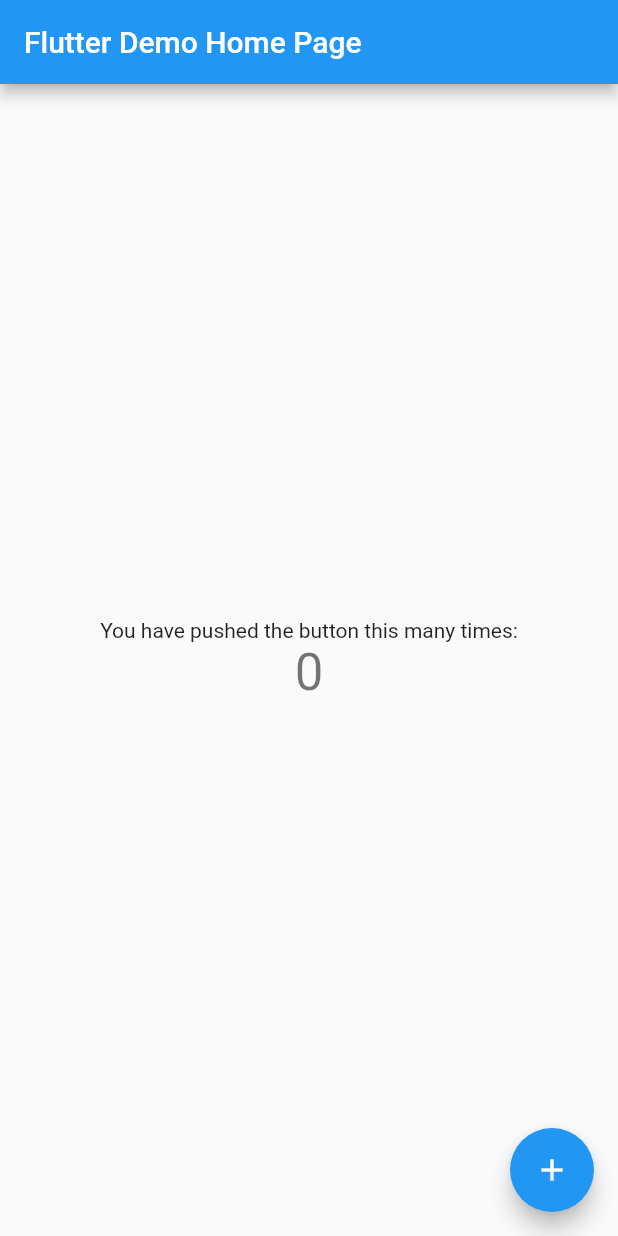
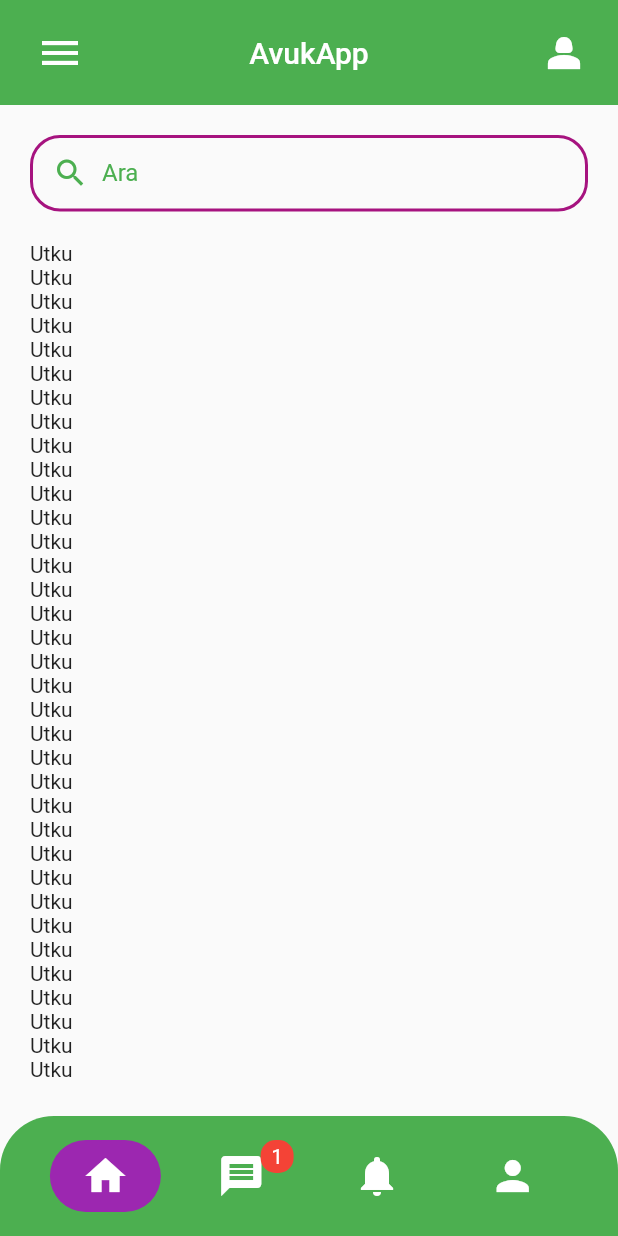
Before and after one commit to ismailkaracayir/Flutter-AvukApp, a Flutter app: the screen it shows after launch, on a phone screen of 412 x 824 dp. Run offline on Flutter 3.47's test engine with Material 2 defaults, Android fonts, the phone set to English and light mode, and no system bars.

Commit message:
Ana Sayfa
Ana sayfa için yönetim kodları hazırlandı

```diff
--- a/lib/main.dart
+++ b/lib/main.dart
@@ -1,4 +1,6 @@
 import 'package:flutter/material.dart';
+
+import 'screens/home/page_manager.dart';
 
 void main() {
   runApp(const MyApp());
@@ -11,7 +13,6 @@
   @override
   Widget build(BuildContext context) {
     return MaterialApp(
-
       title: 'Flutter Demo',
       theme: ThemeData(
         // This is the theme of your application.
@@ -25,7 +26,7 @@
         // is not restarted.
         primarySwatch: Colors.blue,
       ),
-      home: const MyHomePage(title: 'Flutter Demo Home Page'),
+      home: const MyPageManager(),
     );
   }
 }
--- /dev/null
+++ b/lib/screens/home/constant/my_constant.dart
@@ -0,0 +1,25 @@
+import 'package:flutter/material.dart';
+
+// ! const Color
+const kMyBackgroundColor = Colors.green;
+const kMyPrimaryColor = Color.fromARGB(255, 166, 19, 127);
+const kMyPrimaryTextColor = Color(0xFFD0BED4);
+const kMyPrimaryBlack = Color(0xFF0B0B11);
+
+// ! const Font Size
+
+const double kMyFontSizeSoLow = 15;
+const double kMyFontSizelow = 18;
+const double kMyFontSizeNormal = 22;
+const double kMyFontSizeHigh = 28;
+
+// ! const Page Paddin
+class PagePadding extends EdgeInsets {
+  const PagePadding.allLow() : super.all(15);
+  const PagePadding.allNormal() : super.all(20);
+  const PagePadding.allHigh() : super.all(25);
+  const PagePadding.allSoHigh() : super.all(30);
+  const PagePadding.symtcHrztHigh() : super.symmetric(horizontal: 26);
+  const PagePadding.symtcHrztNormal() : super.symmetric(horizontal: 20);
+  const PagePadding.symtcHrztLow() : super.symmetric(horizontal: 16);
+}
--- /dev/null
+++ b/lib/screens/home/page_manager.dart
@@ -0,0 +1,202 @@
+import 'package:flutter/material.dart';
+
+import 'constant/my_constant.dart';
+import 'pages/home_page.dart';
+import 'pages/message_page.dart';
+import 'pages/notification_page.dart';
+import 'pages/profile_page.dart';
+
+class MyPageManager extends StatefulWidget {
+  const MyPageManager({super.key});
+
+  @override
+  State<MyPageManager> createState() => _MyPageManagerState();
+}
+
+class _MyPageManagerState extends State<MyPageManager> {
+  int selectinIndex = 0;
+  final double _bottomBarHeight = 60;
+  final int _duration = 600;
+  final double _animateContainerWitdth = 74;
+
+  @override
+  Widget build(BuildContext context) {
+    PageController myPage = PageController(initialPage: selectinIndex);
+    return Scaffold(
+      appBar: AppBar(
+        leadingWidth: 80,
+        toolbarHeight: 70,
+        title: const Text("AvukApp"),
+        backgroundColor: kMyBackgroundColor,
+        elevation: 0,
+        centerTitle: true,
+        leading: const Icon(
+          Icons.menu,
+          size: 32,
+        ),
+        actions: const [
+          Padding(
+            padding: EdgeInsets.only(right: 20),
+            child: Icon(
+              Icons.person_2,
+              size: 32,
+            ),
+          ),
+        ],
+      ),
+      body: PageView(
+        physics: const NeverScrollableScrollPhysics(),
+        controller: myPage,
+        children: const [
+          MyHomePage(),
+          MyMessagePage(),
+          MyNotificationPage(),
+          MyUserProfilePage(),
+        ],
+      ),
+      bottomNavigationBar: homeBottomBar(myPage),
+      // floatingActionButton: FloatingActionButton(
+      //   onPressed: () {},
+      //   backgroundColor: kMyBackgroundColor,
+      //   child: const Text("+"),
+      // ),
+      // floatingActionButtonLocation: FloatingActionButtonLocation.endFloat,
+    );
+  }
+
+  Padding homeBottomBar(PageController myPage) {
+    return Padding(
+      padding: const EdgeInsets.only(top: 0),
+      child: Container(
+        decoration: const BoxDecoration(
+          borderRadius: BorderRadius.only(
+            topLeft: Radius.circular(36),
+            topRight: Radius.circular(36),
+          ),
+          color: kMyBackgroundColor,
+        ),
+        padding: const EdgeInsets.all(10),
+        child: SizedBox(
+          height: _bottomBarHeight,
+          width: double.infinity,
+          child: Padding(
+            padding: const EdgeInsets.symmetric(horizontal: 15),
+            child: Row(
+              mainAxisAlignment: MainAxisAlignment.spaceAround,
+              children: [
+                AnimatedContainer(
+                  duration: Duration(milliseconds: _duration),
+                  width: _animateContainerWitdth,
+                  decoration: BoxDecoration(
+                    color: selectinIndex == 0 ? Colors.purple : null,
+                    borderRadius: BorderRadius.circular(36),
+                  ),
+                  child: IconButton(
+                    onPressed: () {
+                      setState(() {
+                        selectinIndex = 0;
+                        myPage.jumpToPage(selectinIndex);
+                      });
+                    },
+                    icon: const Icon(
+                      Icons.home,
+                      color: Colors.white,
+                      size: 32,
+                    ),
+                  ),
+                ),
+                AnimatedContainer(
+                  duration: Duration(milliseconds: _duration),
+                  width: _animateContainerWitdth,
+                  decoration: BoxDecoration(
+                    color: selectinIndex == 1 ? Colors.purple : null,
+                    borderRadius: BorderRadius.circular(36),
+                  ),
+                  child: Stack(
+                    alignment: AlignmentDirectional.center,
+                    children: [
+                      IconButton(
+                        onPressed: () {
+                          setState(() {
+                            selectinIndex = 1;
+                            myPage.jumpToPage(selectinIndex);
+                          });
+                        },
+                        icon: const Icon(
+                          Icons.message,
+                          color: Colors.white,
+                          size: 32,
+                        ),
+                      ),
+                      Positioned(
+                        bottom: 26,
+                        left: 50,
+                        child: Container(
+                          width: 22,
+                          height: 22,
+                          decoration: BoxDecoration(
+                            color: Colors.red,
+                            borderRadius: BorderRadius.circular(10),
+                          ),
+                          child: const Center(
+                            child: Text(
+                              "1",
+                              style: TextStyle(color: Colors.white),
+                              textAlign: TextAlign.center,
+                            ),
+                          ),
+                        ),
+                      )
+                    ],
+                  ),
+                ),
+                AnimatedContainer(
+                  duration: Duration(milliseconds: _duration),
+                  width: _animateContainerWitdth,
+                  decoration: BoxDecoration(
+                    color: selectinIndex == 2 ? Colors.purple : null,
+                    borderRadius: BorderRadius.circular(36),
+                  ),
+                  child: IconButton(
+                    onPressed: () {
+                      setState(() {
+                        selectinIndex = 2;
+                        myPage.jumpToPage(selectinIndex);
+                      });
+                    },
+                    icon: const Icon(
+                      Icons.notifications,
+                      color: Colors.white,
+                      size: 32,
+                    ),
+                  ),
+                ),
+                AnimatedContainer(
+                  duration: Duration(milliseconds: _duration),
+                  width: _animateContainerWitdth,
+                  decoration: BoxDecoration(
+                    color: selectinIndex == 3 ? Colors.purple : null,
+                    borderRadius: BorderRadius.circular(36),
+                  ),
+                  child: IconButton(
+                    onPressed: () {
+                      setState(() {
+                        selectinIndex = 3;
+                        myPage.jumpToPage(selectinIndex);
+                      });
+                    },
+                    icon: const Icon(
+                      Icons.person,
+                      color: Colors.white,
+                      size: 32,
+                    ),
+                  ),
+                ),
+              ],
+            ),
+          ),
+        ),
+      ),
+    );
+  }
+}
--- /dev/null
+++ b/lib/screens/home/pages/home_page.dart
@@ -0,0 +1,68 @@
+import 'package:avukapp/screens/home/constant/my_constant.dart';
+import 'package:flutter/material.dart';
+
+class MyHomePage extends StatefulWidget {
+  const MyHomePage({super.key});
+
+  @override
+  State<MyHomePage> createState() => _MyHomePageState();
+}
+
+class _MyHomePageState extends State<MyHomePage> {
+  @override
+  Widget build(BuildContext context) {
+    return Scaffold(
+      body: Padding(
+        padding: const PagePadding.allNormal(),
+        child: Column(
+          children: [
+            TextFormField(
+              decoration: InputDecoration(
+                hintText: "Aramak istediğiniz kelimeyi yaz...",
+                labelText: "Ara",
+                prefixIcon: const Padding(
+                  padding: EdgeInsets.only(left: 12.0, right: 6),
+                  child: Icon(
+                    Icons.search,
+                    color: kMyBackgroundColor,
+                  ),
+                ),
+                hintStyle: const TextStyle(color: kMyBackgroundColor),
+                labelStyle: const TextStyle(color: kMyBackgroundColor),
+                // floatingLabelBehavior: FloatingLabelBehavior.always,
+                contentPadding: const EdgeInsets.symmetric(
+                  horizontal: 20,
+                  vertical: 16,
+                ),
+                enabledBorder: OutlineInputBorder(
+                  borderRadius: BorderRadius.circular(20),
+                  borderSide: const BorderSide(
+                    width: 2,
+                    color: kMyPrimaryColor,
+                  ),
+                  gapPadding: 10,
+                ),
+                focusedBorder: OutlineInputBorder(
+                  borderRadius: BorderRadius.circular(28),
+                  borderSide: const BorderSide(
+                    color: kMyPrimaryTextColor,
+                    width: 1.5,
+                  ),
+                  gapPadding: 10,
+                ),
+              ),
+            ),
+            const SizedBox(height: 20),
+            Expanded(
+              child: ListView.builder(
+                itemBuilder: (context, index) {
+                  return const Text("Utku");
+                },
+              ),
+            ),
+          ],
+        ),
+      ),
+    );
+  }
+}
--- /dev/null
+++ b/lib/screens/home/pages/message_page.dart
@@ -0,0 +1,24 @@
+import 'package:flutter/material.dart';
+
+import '../constant/my_constant.dart';
+
+class MyMessagePage extends StatefulWidget {
+  const MyMessagePage({super.key});
+
+  @override
+  State<MyMessagePage> createState() => _MyMessagePageState();
+}
+
+class _MyMessagePageState extends State<MyMessagePage> {
+  @override
+  Widget build(BuildContext context) {
+    return Scaffold(
+      body: Padding(
+        padding: const PagePadding.allNormal(),
+        child: Column(
+          children: const [Text("Message")],
+        ),
+      ),
+    );
+  }
+}
--- /dev/null
+++ b/lib/screens/home/pages/notification_page.dart
@@ -0,0 +1,22 @@
+import 'package:flutter/material.dart';
+
+import '../constant/my_constant.dart';
+
+class MyNotificationPage extends StatefulWidget {
+  const MyNotificationPage({super.key});
+
+  @override
+  State<MyNotificationPage> createState() => _MyNotificationPageState();
+}
+
+class _MyNotificationPageState extends State<MyNotificationPage> {
+  @override
+  Widget build(BuildContext context) {
+    return Scaffold(
+      body: Padding(
+        padding: const PagePadding.allNormal(),
+        child: Column(children: const [Text("Notification")]),
+      ),
+    );
+  }
+}
--- /dev/null
+++ b/lib/screens/home/pages/profile_page.dart
@@ -0,0 +1,25 @@
+import 'package:flutter/material.dart';
+import '../constant/my_constant.dart';
+
+class MyUserProfilePage extends StatefulWidget {
+  const MyUserProfilePage({super.key});
+
+  @override
+  State<MyUserProfilePage> createState() => _MyUserProfilePageState();
+}
+
+class _MyUserProfilePageState extends State<MyUserProfilePage> {
+  @override
+  Widget build(BuildContext context) {
+    return Scaffold(
+      body: Padding(
+        padding: const PagePadding.allNormal(),
+        child: Column(
+          children: const [
+            Text("Profil Sayfası"),
+          ],
+        ),
+      ),
+    );
+  }
+}
```
Also changed, not shown: lib/screens/home/ana_sayfa.dart (deleted), lib/screens/home/home.dart (deleted), lib/screens/home/profile_sayfa.dart (deleted).
